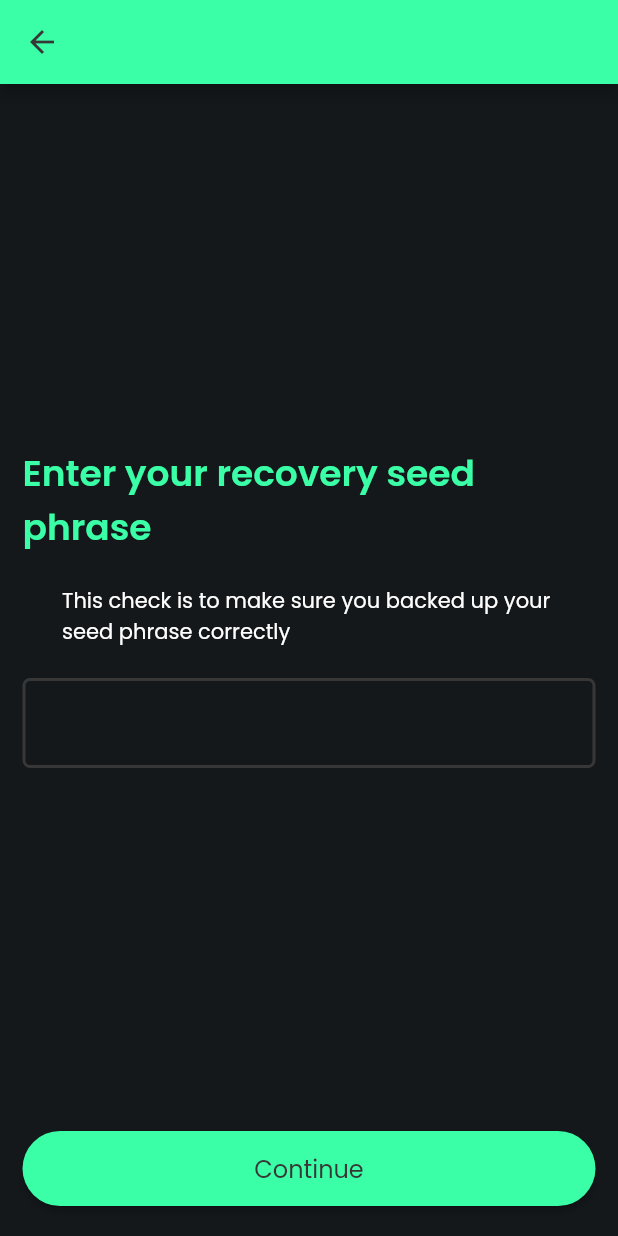
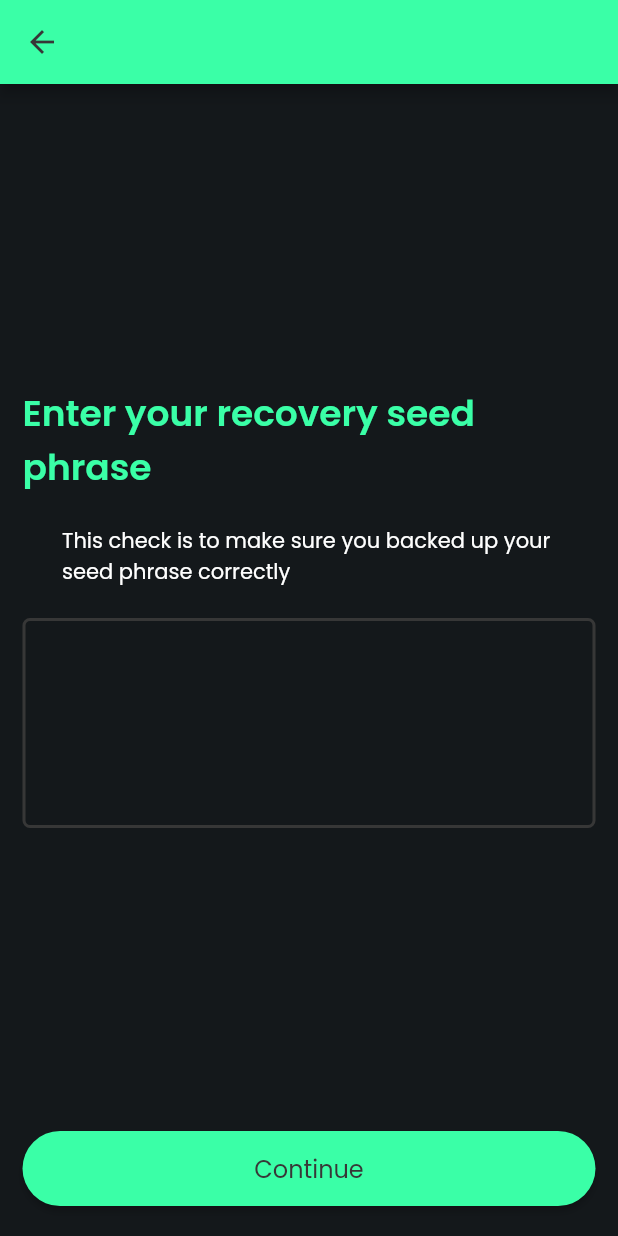
Before and after one commit to andreivcodes/sm_mobile_wallet, a Flutter app: the NewAccountCheckWidget screen opened directly, on a phone screen of 412 x 824 dp. Run offline on Flutter 3.47's test engine with Material 2 defaults, Android fonts, the phone set to English and light mode, and no system bars; drawn by our look-alikes of auto_size_text; our stand-ins replace flutter_spinkit, flutter_svg, font_awesome_flutter, geolocator, google_fonts, page_transition and 2 more.

Commit message:
Updating to latest FlutterFlow output.

```diff
--- a/lib/new_account_check/new_account_check_widget.dart
+++ b/lib/new_account_check/new_account_check_widget.dart
@@ -99,7 +99,7 @@ class _NewAccountCheckWidgetState extends State<NewAccountCheckWidget> {
                             ),
                             child: Icon(
                               Icons.clear,
-                              color: Color(0xFF757575),
+                              color: FlutterFlowTheme.jet,
                               size: 22,
                             ),
                           )
@@ -110,6 +110,7 @@ class _NewAccountCheckWidgetState extends State<NewAccountCheckWidget> {
                     color: FlutterFlowTheme.mediumSpringGreen,
                     fontWeight: FontWeight.w600,
                   ),
+                  maxLines: 5,
                 ),
               ),
               Spacer(),
--- a/lib/recover_account/recover_account_widget.dart
+++ b/lib/recover_account/recover_account_widget.dart
@@ -99,7 +99,7 @@ class _RecoverAccountWidgetState extends State<RecoverAccountWidget> {
                             ),
                             child: Icon(
                               Icons.clear,
-                              color: Color(0xFF757575),
+                              color: FlutterFlowTheme.jet,
                               size: 22,
                             ),
                           )
@@ -110,6 +110,7 @@ class _RecoverAccountWidgetState extends State<RecoverAccountWidget> {
                     color: FlutterFlowTheme.mediumSpringGreen,
                     fontWeight: FontWeight.w600,
                   ),
+                  maxLines: 5,
                 ),
               ),
               Spacer(),
```
